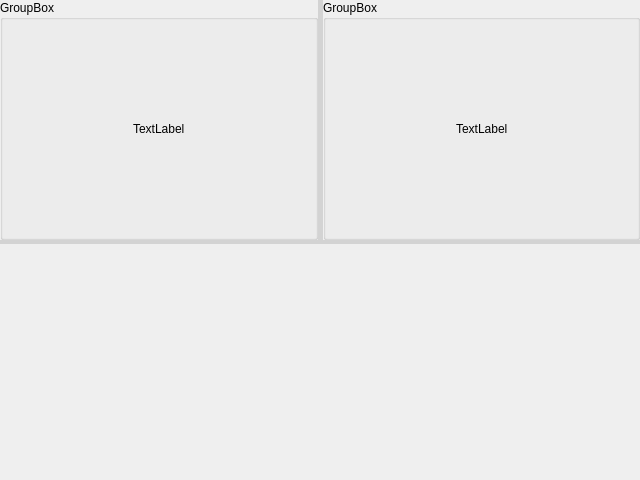
Before: the Qt Designer form src/BenchmarkViewer.ui in weeks-yu/WReg, drawn with Qt 5.
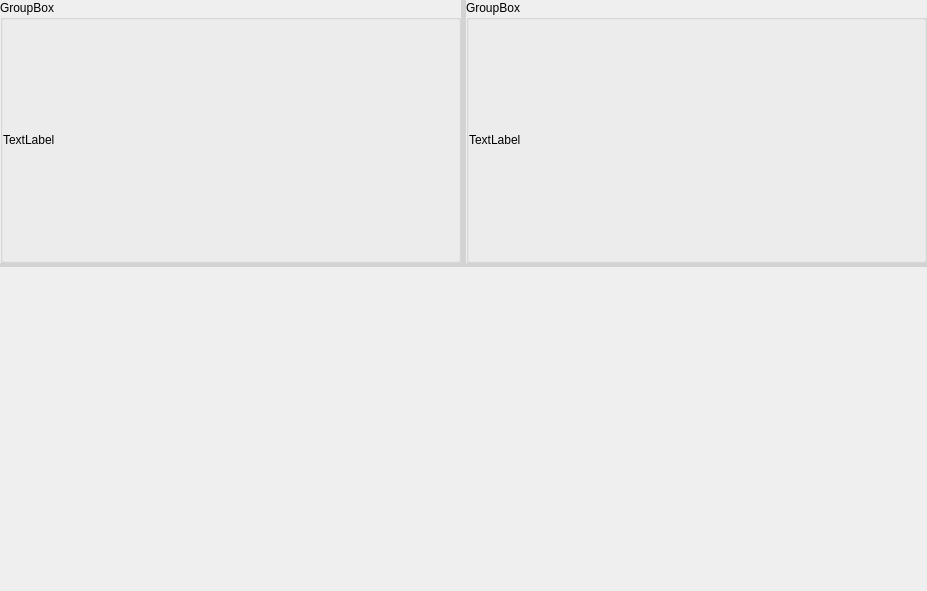
After: the same form once the commit is applied. Custom widgets are drawn as their Qt base class.

What changed in the file:
```diff
--- a/src/BenchmarkViewer.ui
+++ b/src/BenchmarkViewer.ui
@@ -6,14 +6,14 @@
    <rect>
     <x>0</x>
     <y>0</y>
-    <width>640</width>
-    <height>480</height>
+    <width>927</width>
+    <height>591</height>
    </rect>
   </property>
   <property name="minimumSize">
    <size>
-    <width>640</width>
-    <height>480</height>
+    <width>0</width>
+    <height>0</height>
    </size>
   </property>
   <property name="windowTitle">
@@ -55,8 +55,8 @@
       </property>
       <property name="minimumSize">
        <size>
-        <width>640</width>
-        <height>240</height>
+        <width>0</width>
+        <height>0</height>
        </size>
       </property>
       <property name="autoFillBackground">
@@ -82,12 +82,24 @@
         <bool>false</bool>
        </property>
        <layout class="QGridLayout" name="gridLayout">
-        <item row="0" column="1">
+        <property name="leftMargin">
+         <number>0</number>
+        </property>
+        <property name="topMargin">
+         <number>0</number>
+        </property>
+        <property name="rightMargin">
+         <number>0</number>
+        </property>
+        <property name="bottomMargin">
+         <number>0</number>
+        </property>
+        <item row="0" column="0">
          <widget class="QLabel" name="labelRGB">
           <property name="minimumSize">
            <size>
-            <width>0</width>
-            <height>0</height>
+            <width>320</width>
+            <height>240</height>
            </size>
           </property>
           <property name="text">
@@ -95,32 +107,6 @@
           </property>
          </widget>
         </item>
-        <item row="0" column="0">
-         <spacer name="horizontalSpacer">
-          <property name="orientation">
-           <enum>Qt::Horizontal</enum>
-          </property>
-          <property name="sizeHint" stdset="0">
-           <size>
-            <width>40</width>
-            <height>20</height>
-           </size>
-          </property>
-         </spacer>
-        </item>
-        <item row="0" column="2">
-         <spacer name="horizontalSpacer_2">
-          <property name="orientation">
-           <enum>Qt::Horizontal</enum>
-          </property>
-          <property name="sizeHint" stdset="0">
-           <size>
-            <width>40</width>
-            <height>20</height>
-           </size>
-          </property>
-         </spacer>
-        </item>
        </layout>
       </widget>
       <widget class="QGroupBox" name="groupBox2">
@@ -137,25 +123,24 @@
         <bool>false</bool>
        </property>
        <layout class="QGridLayout" name="gridLayout_2">
+        <property name="leftMargin">
+         <number>0</number>
+        </property>
+        <property name="topMargin">
+         <number>0</number>
+        </property>
+        <property name="rightMargin">
+         <number>0</number>
+        </property>
+        <property name="bottomMargin">
+         <number>0</number>
+        </property>
         <item row="0" column="0">
-         <spacer name="horizontalSpacer_3">
-          <property name="orientation">
-           <enum>Qt::Horizontal</enum>
-          </property>
-          <property name="sizeHint" stdset="0">
-           <size>
-            <width>40</width>
-            <height>20</height>
-           </size>
-          </property>
-         </spacer>
-        </item>
-        <item row="0" column="1">
          <widget class="QLabel" name="labelDepth">
           <property name="minimumSize">
            <size>
-            <width>0</width>
-            <height>0</height>
+            <width>320</width>
+            <height>240</height>
            </size>
           </property>
           <property name="text">
@@ -163,19 +148,6 @@
           </property>
          </widget>
         </item>
-        <item row="0" column="2">
-         <spacer name="horizontalSpacer_4">
-          <property name="orientation">
-           <enum>Qt::Horizontal</enum>
-          </property>
-          <property name="sizeHint" stdset="0">
-           <size>
-            <width>40</width>
-            <height>20</height>
-           </size>
-          </property>
-         </spacer>
-        </item>
        </layout>
       </widget>
      </widget>
```
